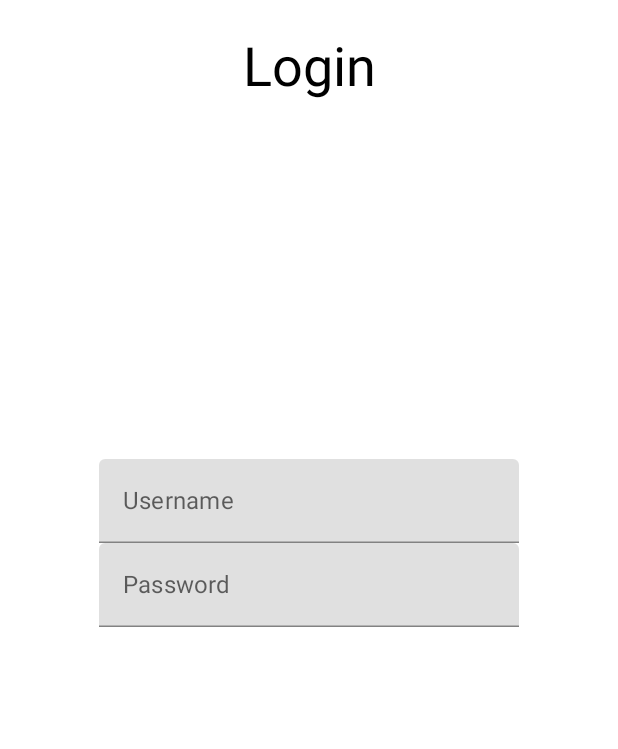
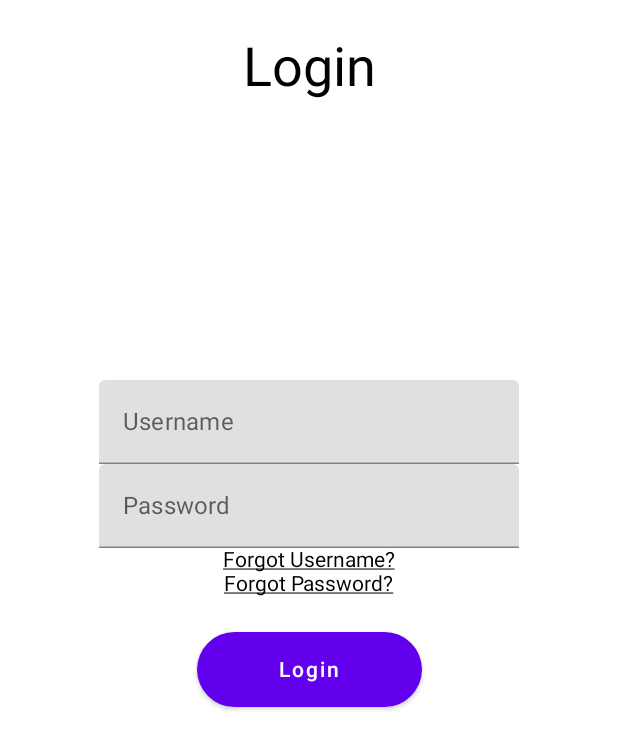
Before and after one commit to AncientCarbon/LivPart2, an Android app built with Jetpack Compose: the screen it shows after launch (MainActivity), on a phone screen of 412 x 824 dp. Shown: the top 749 px of the screen. Run offline under Robolectric (Android 15) with nearby library versions, the phone set to English and light mode, and no system bars.

Commit message:
Login screen 1st iteration complete

```diff
--- a/app/src/main/java/com/example/livpart2/MainActivity.kt
+++ b/app/src/main/java/com/example/livpart2/MainActivity.kt
@@ -1,31 +1,22 @@
 package com.example.livpart2
 
-import android.annotation.SuppressLint
-import android.media.Image
 import android.os.Bundle
-import android.view.Window
-import android.view.WindowManager
 import androidx.activity.ComponentActivity
 import androidx.activity.compose.setContent
-import androidx.compose.foundation.Image
 import androidx.compose.foundation.background
 import androidx.compose.foundation.layout.*
+import androidx.compose.foundation.shape.RoundedCornerShape
+import androidx.compose.foundation.text.ClickableText
 import androidx.compose.material.*
 import androidx.compose.runtime.*
 import androidx.compose.ui.Alignment
 import androidx.compose.ui.Modifier
-import androidx.compose.ui.graphics.Color
-import androidx.compose.ui.graphics.painter.Painter
-import androidx.compose.ui.layout.ContentScale
-import androidx.compose.ui.res.painterResource
-import androidx.compose.ui.semantics.Role.Companion.Image
+import androidx.compose.ui.text.AnnotatedString
+import androidx.compose.ui.text.TextStyle
+import androidx.compose.ui.text.style.TextDecoration
 import androidx.compose.ui.tooling.preview.Preview
 import androidx.compose.ui.unit.dp
 import androidx.compose.ui.unit.sp
-import com.example.livpart2.MyApp
-import com.example.livpart2.R
-import com.example.livpart2.ui.theme.Background
-import com.example.livpart2.ui.theme.LivPart2Theme
 
 class MainActivity : ComponentActivity() {
 
@@ -58,6 +49,9 @@ fun MyApp(modifier: Modifier = Modifier){
             horizontalAlignment = Alignment.CenterHorizontally){
             Username()
             Password()
+            ForgotUsername()
+            ForgotPassword()
+            Press()
         }
     }
 
@@ -92,3 +86,31 @@ fun Password(){
 fun Header(){
     Text(text = "Login", fontSize = 36.sp)
 }
+
+@Composable
+fun ForgotUsername(){
+    ClickableText(onClick = {}, text = AnnotatedString("Forgot Username?"), style = TextStyle(textDecoration = TextDecoration.Underline))
+}
+
+@Composable
+fun ForgotPassword(){
+    ClickableText(onClick = {}, text = AnnotatedString("Forgot Password?"), style = TextStyle(textDecoration = TextDecoration.Underline))
+}
+
+/*
+Following button created using guide
+https://dev.to/manojbhadane/android-login-screen-using-jetpack-compose-part-1-50pl
+ */
+@Composable
+fun Press(){
+    Button(
+        onClick = { },
+        shape = RoundedCornerShape(50.dp),
+        modifier = Modifier
+            .padding(top = 24.dp)
+            .width(150.dp)
+            .height(50.dp)
+    ) {
+        Text(text = "Login")
+    }
+}
```
